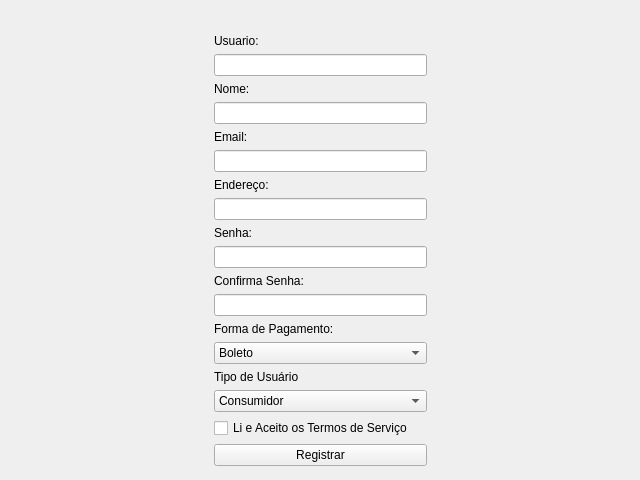
The window that src/registrar.ui (victoragcosta/MP-AssignmentFinal) describes before a commit, drawn with Qt 5.
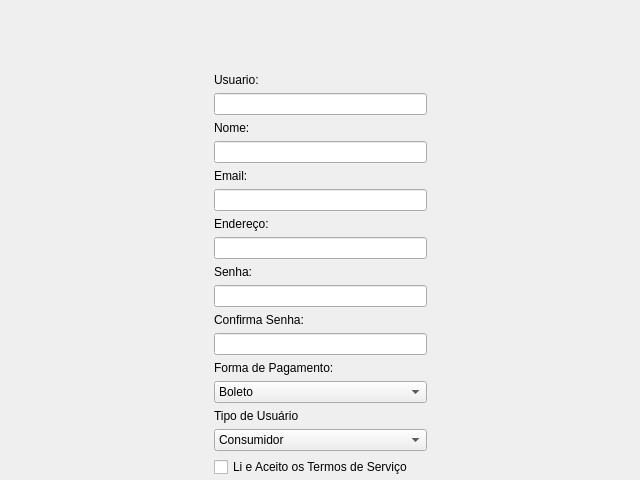
The same window after the commit.

```diff
--- a/src/registrar.ui
+++ b/src/registrar.ui
@@ -13,13 +13,13 @@
   <property name="windowTitle">
    <string>Form</string>
   </property>
-  <widget class="QWidget" name="">
+  <widget class="QWidget" name="layoutWidget">
    <property name="geometry">
     <rect>
      <x>0</x>
      <y>0</y>
      <width>641</width>
-     <height>481</height>
+     <height>558</height>
     </rect>
    </property>
    <layout class="QVBoxLayout" name="verticalLayout">
```
Left out of the diff: 4 changed lines with no effect on the pictures.
